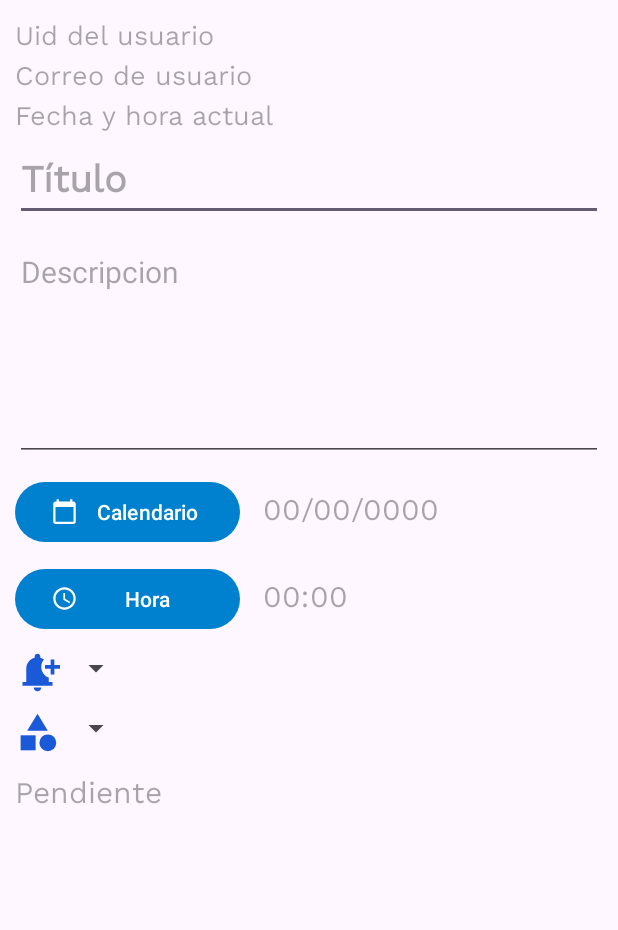
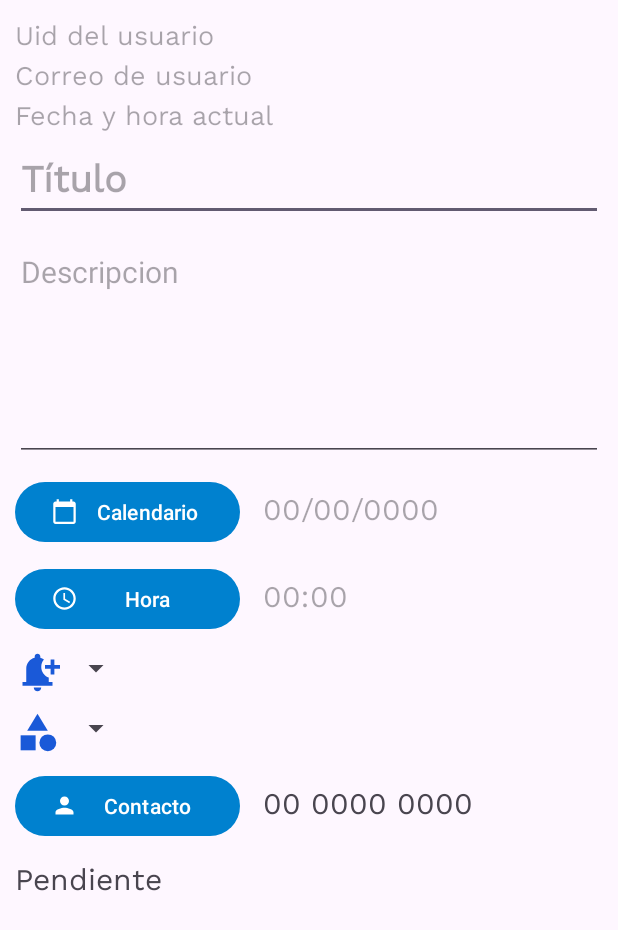
Before and after one commit to Brend-hs/Agenda, an Android app: the layout activity_agregar_nota.xml on its own in the app's theme, with its tools: preview values and no code run, on a phone screen of 412 x 824 dp. Shown: the top 930 px of the screen. Run offline under Robolectric (Android 15) with nearby library versions, the phone set to English and light mode, and no system bars.

Commit message:
Agregar nota finalizado

```diff
--- /dev/null
+++ b/app/src/main/res/drawable/icono_contacto.xml
@@ -0,0 +1,5 @@
+<vector xmlns:android="http://schemas.android.com/apk/res/android" android:height="24dp" android:tint="#CCCCCC" android:viewportHeight="24" android:viewportWidth="24" android:width="24dp">
+
+    <path android:fillColor="@android:color/white" android:pathData="M12,12c2.21,0 4,-1.79 4,-4s-1.79,-4 -4,-4 -4,1.79 -4,4 1.79,4 4,4zM12,14c-2.67,0 -8,1.34 -8,4v2h16v-2c0,-2.66 -5.33,-4 -8,-4z"/>
+
+</vector>
--- a/app/src/main/res/layout/activity_agregar_nota.xml
+++ b/app/src/main/res/layout/activity_agregar_nota.xml
@@ -61,6 +61,7 @@
             android:layout_width="match_parent"
             android:layout_height="wrap_content"/>
 
+        <!--FECHA-->
         <androidx.appcompat.widget.LinearLayoutCompat
             android:layout_width="match_parent"
             android:layout_height="wrap_content"
@@ -87,6 +88,7 @@
 
         </androidx.appcompat.widget.LinearLayoutCompat>
 
+        <!--HORA-->
         <androidx.appcompat.widget.LinearLayoutCompat
             android:layout_width="match_parent"
             android:layout_height="wrap_content"
@@ -153,10 +155,37 @@
 
         </androidx.appcompat.widget.LinearLayoutCompat>
 
+        <!--CONTACTO-->
+        <androidx.appcompat.widget.LinearLayoutCompat
+            android:layout_width="match_parent"
+            android:layout_height="wrap_content"
+            android:layout_marginTop="10dp"
+            android:orientation="horizontal">
+
+            <!--BOTON PARA ABRIR CONTACTOS-->
+            <Button
+                android:id="@+id/Btn_Contactos"
+                android:text="@string/Btn_Contactos"
+                app:icon="@drawable/icono_contacto"
+                android:layout_width="150dp"
+                android:layout_height="wrap_content"/>
+
+            <!--VISUALIZAR CONTACTO-->
+            <TextView
+                android:id="@+id/Contacto"
+                android:text="@string/Contacto"
+                android:textSize="20sp"
+                android:layout_marginStart="15dp"
+                android:fontFamily="@font/worksans"
+                android:layout_width="wrap_content"
+                android:layout_height="wrap_content"/>
+
+        </androidx.appcompat.widget.LinearLayoutCompat>
+
         <!--ESTADO DE LA NOTA-->
         <TextView
             android:id="@+id/Estado"
-            android:hint="@string/Estado"
+            android:text="@string/Estado"
             android:textSize="20sp"
             android:layout_marginTop="10dp"
             android:fontFamily="@font/worksans"
--- a/app/src/main/res/values/strings.xml
+++ b/app/src/main/res/values/strings.xml
@@ -45,6 +45,8 @@
     <string name="Btn_Hora">Hora</string>
     <string name="Hora">00:00</string>
     <string name="Estado">Pendiente</string>
+    <string name="Btn_Contactos">Contacto</string>
+    <string name="Contacto">00 0000 0000</string>
 
     <!--ARRAY SPINNER NOTIFICACION-->
     <string-array name="Opciones_Notificacion">
```
Also changed, not shown: app/src/main/java/com/example/agenda/AgregarNota/Agregar_Nota.java (+135 -42 lines), app/src/main/java/com/example/agenda/Objetos/Nota.java (+114 -1 lines).
